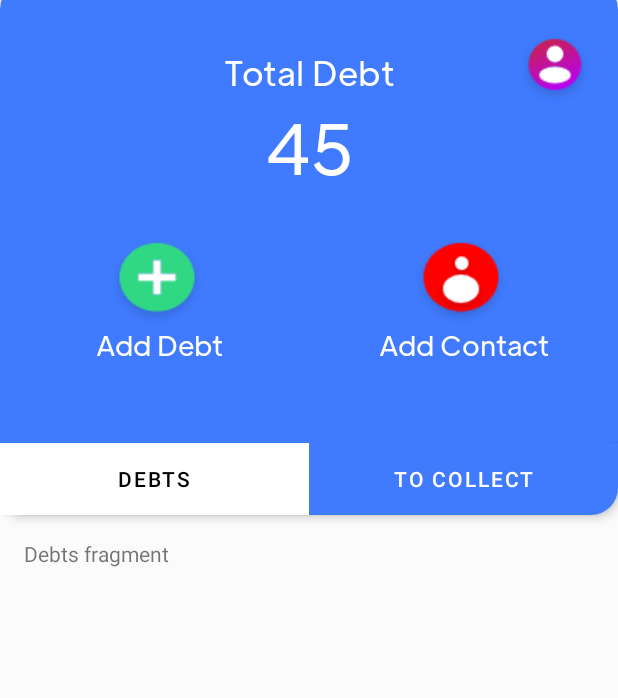
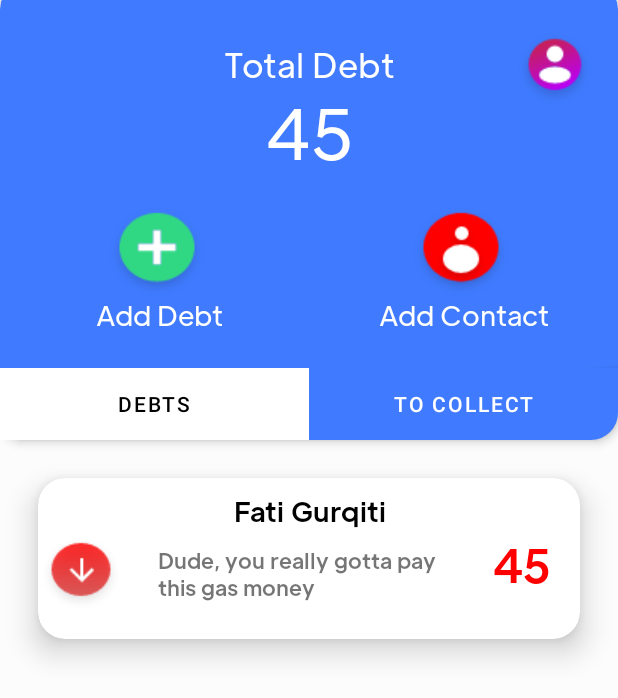
Before and after one commit to FatiGurqiti/Neutro, an Android app: the MainActivity screen opened directly, with no data from a screen before it, on a phone screen of 412 x 824 dp. Shown: the top 698 px of the screen. Run offline under Robolectric (Android 15) with nearby library versions, the phone set to English and light mode, and no system bars; our stand-ins replace Firebase (no records; nobody signed in at launch, a user with empty details on screens opened directly).

Commit message:
Total debt and collect functions are added

```diff
--- a/app/src/main/java/com/fdev/ode/MainActivity.kt
+++ b/app/src/main/java/com/fdev/ode/MainActivity.kt
@@ -16,6 +16,7 @@ import androidx.fragment.app.FragmentManager
 import androidx.viewpager2.widget.ViewPager2
 import androidx.viewpager2.widget.ViewPager2.OnPageChangeCallback
 import com.fdev.ode.fragments.FragmentAdapter
+import com.fdev.ode.util.DebtController
 import com.google.android.material.tabs.TabLayout
 import com.google.android.material.tabs.TabLayout.OnTabSelectedListener
 import com.google.firebase.auth.ktx.auth
@@ -109,6 +110,11 @@ class MainActivity : AppCompatActivity() {
                 progressBar?.visibility = View.VISIBLE
                 blackfilter.visibility = View.INVISIBLE
                 debtCard.visibility = View.INVISIBLE
+
+                var debtController = DebtController()
+                debtController.AddDebt(ammount.toLong(),contact,"debt") //add debt to contact
+                debtController.AddDebt(ammount.toLong(),user?.email.toString(),"to-collect") // add to collect to current user
+
                 Contacttext?.setText("")
                 amountText?.setText("")
                 labelText?.setText("")
--- a/app/src/main/java/com/fdev/ode/SignUp.kt
+++ b/app/src/main/java/com/fdev/ode/SignUp.kt
@@ -47,7 +47,7 @@ class SignUp : AppCompatActivity() {
                 Toast.makeText(this, "Mind if you fill the inputs?", Toast.LENGTH_SHORT).show()
             } else {
                 //Inputs are filled
-                    if(Email.length<6)
+                    if(Pin.length<6)
                     {
                         Toast.makeText(this, "Pin should be at least 6 chacters", Toast.LENGTH_SHORT).show()
                     }
@@ -85,7 +85,6 @@ class SignUp : AppCompatActivity() {
                 if (task.isSuccessful) {
                     // Sign in success, update UI with the signed-in user's information
                     Log.d(TAG, "createUserWithEmail:success")
-                    val user = auth.currentUser
                     canclick=true
                 } else {
                     // If sign in fails, display a message to the user.
--- /dev/null
+++ b/app/src/main/java/com/fdev/ode/util/DebtController.kt
@@ -0,0 +1,38 @@
+package com.fdev.ode.util
+
+import android.util.Log
+import com.google.firebase.firestore.ktx.firestore
+import com.google.firebase.ktx.Firebase
+
+class DebtController {
+
+    private val db = Firebase.firestore
+
+    fun AddDebt(amount: Long,to: String,update: String){
+        var newDebt:Long //Works both for debt and to-collect depending on the update String
+        val TAG = "AddNewDebt"
+        val docRef = db.collection("Users").document(to)
+        docRef.get()
+            .addOnSuccessListener { document ->
+                if (document.data != null) {
+                    //Get Old data
+                    Log.d(TAG, "DocumentSnapshot data: ${document.get(update)}")
+                    var currectDebt = document?.getLong(update)
+                    if (currectDebt != null) {
+                        newDebt = currectDebt + amount
+                    }
+                    else newDebt = amount
+
+                    //Upload new Data
+                    db.collection("Users").document(to)
+                        .update(update, newDebt)
+
+                }
+            }
+            .addOnFailureListener { exception ->
+                Log.d(TAG, "get failed with ", exception)
+            }
+    }
+
+
+}
--- a/app/src/main/res/layout/activity_main.xml
+++ b/app/src/main/res/layout/activity_main.xml
@@ -4,7 +4,7 @@
     xmlns:tools="http://schemas.android.com/tools"
     android:layout_width="match_parent"
     android:layout_height="match_parent"
-    android:background="#FBFBFB"
+    android:background="#fcfcfc"
     tools:context=".MainActivity">
 
 
@@ -204,17 +204,16 @@
         android:id="@+id/tab"
         android:layout_width="match_parent"
         android:layout_height="wrap_content"
+        android:layout_marginTop="245dp"
+        android:background="@drawable/tab_background"
         android:elevation="2dp"
         android:translationZ="2dp"
-        android:background="@drawable/tab_background"
-        android:layout_marginTop="295dp"
-        app:tabSelectedTextColor="@color/black"
+        app:tabGravity="fill"
         app:tabIndicatorColor="@color/white"
         app:tabIndicatorGravity="stretch"
-        app:tabGravity="fill"
         app:tabMode="fixed"
-        app:tabTextColor="@color/white"
-        >
+        app:tabSelectedTextColor="@color/black"
+        app:tabTextColor="@color/white">
 
         <com.google.android.material.tabs.TabItem
             android:id="@+id/debtsTAB"
@@ -341,7 +340,7 @@
 
     <androidx.cardview.widget.CardView
         android:layout_width="match_parent"
-        android:layout_height="350dp"
+        android:layout_height="300dp"
         android:layout_marginTop="-12dp"
         app:cardBackgroundColor="#407BFF"
         app:cardCornerRadius="18dp">
@@ -350,7 +349,7 @@
             android:id="@+id/textView"
             android:layout_width="match_parent"
             android:layout_height="wrap_content"
-            android:layout_marginTop="45dp"
+            android:layout_marginTop="40dp"
             android:fontFamily="@font/plusjakartatextregular"
             android:text="Total Debt"
             android:textAlignment="center"
@@ -361,7 +360,7 @@
             android:id="@+id/debtText"
             android:layout_width="match_parent"
             android:layout_height="wrap_content"
-            android:layout_marginTop="80dp"
+            android:layout_marginTop="70dp"
             android:fontFamily="@font/plusjakartatextregular"
             android:text="45"
             android:textAlignment="center"
@@ -376,7 +375,7 @@
             android:layout_alignParentStart="true"
             android:layout_alignParentTop="true"
             android:layout_marginStart="64dp"
-            android:layout_marginTop="160dp"
+            android:layout_marginTop="140dp"
             android:background="@android:color/transparent"
             android:clickable="true"
             android:elevation="1dp"
@@ -391,7 +390,7 @@
             android:layout_alignParentStart="true"
             android:layout_alignParentTop="true"
             android:layout_marginStart="64dp"
-            android:layout_marginTop="230dp"
+            android:layout_marginTop="210dp"
             android:fontFamily="@font/plusjakartatextregular"
             android:text="Add Debt"
             android:textColor="@color/white"
@@ -404,7 +403,7 @@
             android:layout_alignParentTop="true"
             android:layout_alignParentEnd="true"
             android:layout_gravity="end"
-            android:layout_marginTop="160dp"
+            android:layout_marginTop="140dp"
             android:layout_marginEnd="64dp"
             android:background="@android:color/transparent"
             android:clickable="true"
@@ -419,7 +418,7 @@
             android:layout_height="wrap_content"
             android:layout_alignParentEnd="true"
             android:layout_gravity="end"
-            android:layout_marginTop="230dp"
+            android:layout_marginTop="210dp"
             android:layout_marginEnd="45dp"
             android:fontFamily="@font/plusjakartatextregular"
             android:text="Add Contact"
--- a/app/src/main/res/layout/fragment_debts_.xml
+++ b/app/src/main/res/layout/fragment_debts_.xml
@@ -3,13 +3,89 @@
     xmlns:tools="http://schemas.android.com/tools"
     android:layout_width="match_parent"
     android:layout_height="match_parent"
+    android:background="#fcfcfc"
+    xmlns:app="http://schemas.android.com/apk/res-auto"
     tools:context=".fragments.Debts_Fragment">
 
-    <TextView
-        android:layout_width="wrap_content"
-        android:layout_height="wrap_content"
-        android:layout_margin="@dimen/text_margin"
-        android:text="Debts fragment"
-        android:gravity="center"
-        />
+
+    <ScrollView
+        android:id="@+id/scrollViewofContactList"
+        android:layout_width="match_parent"
+        android:layout_height="614dp"
+        android:layout_alignParentTop="true"
+        android:layout_alignParentBottom="true"
+        android:layout_centerVertical="true"
+        android:layout_marginBottom="60dp">
+
+
+        <RelativeLayout
+            android:id="@+id/Scroll_RelativeofContactList"
+            android:layout_width="wrap_content"
+            android:layout_height="wrap_content"
+            android:orientation="vertical">
+
+            <androidx.cardview.widget.CardView
+                android:layout_width="match_parent"
+                android:layout_height="wrap_content"
+                android:backgroundTint="@color/white"
+                android:layout_marginTop="25dp"
+                android:layout_marginBottom="25dp"
+                android:layout_marginLeft="25dp"
+                android:layout_marginRight="25dp"
+                app:cardCornerRadius="18dp"
+                android:outlineAmbientShadowColor="@color/black"
+                android:outlineSpotShadowColor="@color/black"
+                android:elevation="10dp"
+                android:translationZ="10dp"
+                >
+
+                <ImageView
+                    android:layout_width="wrap_content"
+                    android:layout_height="wrap_content"
+                    android:layout_marginTop="37dp"
+                    android:src="@drawable/down"/>
+
+                <TextView
+                    android:layout_width="match_parent"
+                    android:layout_height="wrap_content"
+                    android:layout_marginTop="10dp"
+                    android:fontFamily="@font/plusjakartatexbold"
+                    android:text="Fati Gurqiti"
+                    android:textAlignment="center"
+                    android:textColor="@color/black"
+                    android:textSize="18sp" />
+
+                <TextView
+                    android:layout_width="match_parent"
+                    android:layout_height="wrap_content"
+                    android:text="Dude, you really gotta pay this gas money"
+                    android:textSize="14sp"
+                    android:fontFamily="@font/plusjakartatexbold"
+                    android:layout_marginLeft="80dp"
+                    android:layout_marginRight="80dp"
+                    android:layout_marginTop="45dp"
+                    />
+
+
+                <TextView
+                    android:layout_width="match_parent"
+                    android:layout_height="wrap_content"
+                    android:layout_marginTop="37dp"
+                    android:layout_marginRight="20dp"
+                    android:layout_marginBottom="30dp"
+                    android:fontFamily="@font/plusjakartatexbold"
+                    android:text="45"
+                    android:textAlignment="textEnd"
+                    android:textColor="#ff0000"
+                    android:textSize="30sp" />
+
+
+
+
+
+
+            </androidx.cardview.widget.CardView>
+        </RelativeLayout>
+    </ScrollView>
+
 </androidx.core.widget.NestedScrollView>
```
